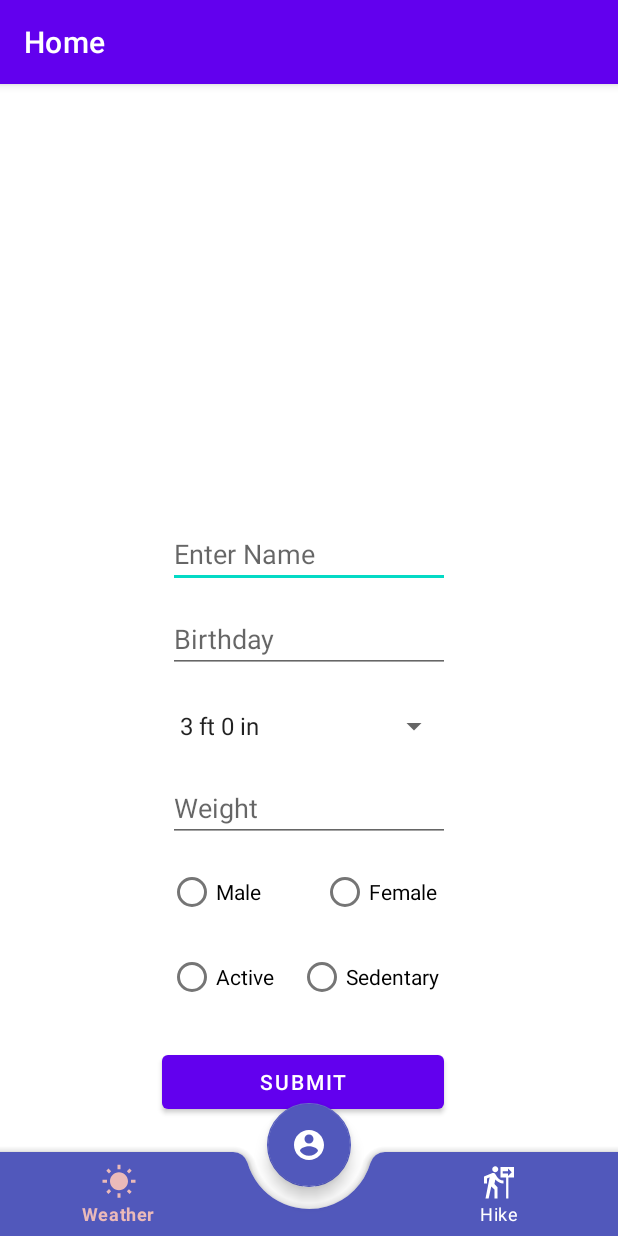
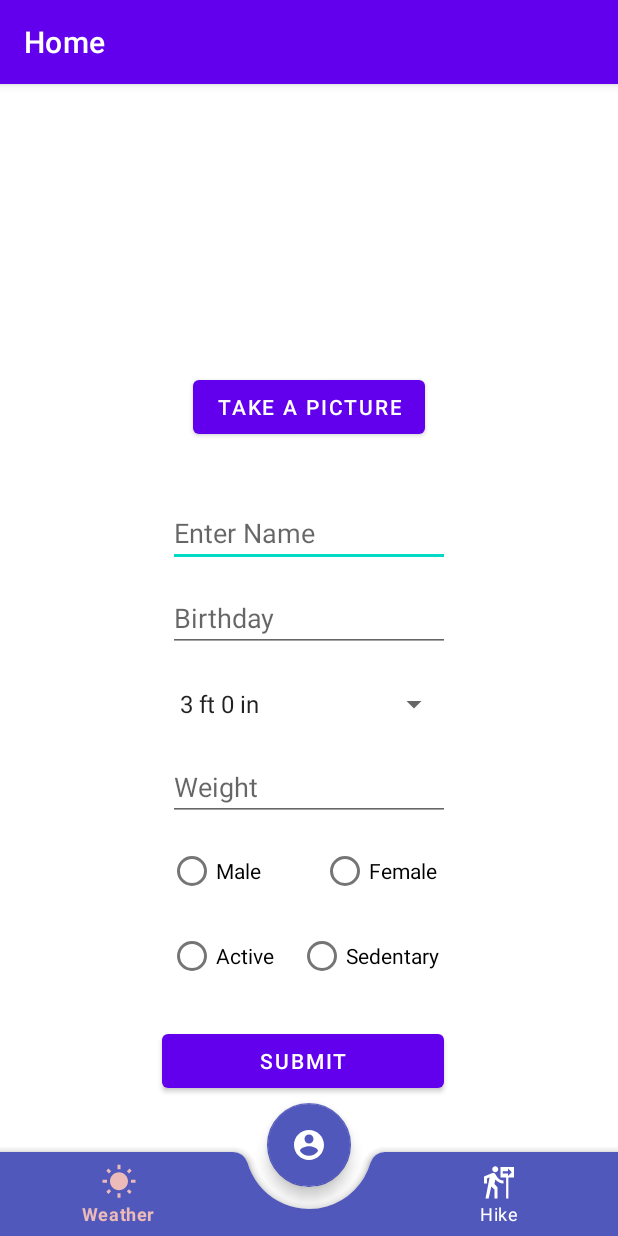
Before and after one commit to Mistah-Jones/LifeStyle_App, an Android app: the screen it shows after launch (MainActivity), on a phone screen of 412 x 824 dp. Run offline under Robolectric (Android 15) with nearby library versions, the phone set to English and light mode, and no system bars; our stand-ins replace navigation-ui.

Commit message:
Added Profile Picture Functionality
Added the ability for a user to take a profile picture on the information input page

```diff
--- a/app/src/main/java/com/example/myapplication/ui/home/HomeFragment.java
+++ b/app/src/main/java/com/example/myapplication/ui/home/HomeFragment.java
@@ -1,16 +1,24 @@
 package com.example.myapplication.ui.home;
 
+import android.app.Activity;
+import android.content.Intent;
+import android.graphics.Bitmap;
 import android.os.Bundle;
+import android.os.Environment;
+import android.provider.MediaStore;
 import android.view.LayoutInflater;
 import android.view.View;
 import android.view.ViewGroup;
 import android.widget.ArrayAdapter;
+import android.widget.Button;
+import android.widget.ImageView;
 import android.widget.Spinner;
 import android.widget.TextView;
 import android.widget.EditText;
 import android.widget.DatePicker;
 import android.app.DatePickerDialog;
 import android.text.InputType;
+import android.widget.Toast;
 
 import androidx.annotation.NonNull;
 import androidx.annotation.Nullable;
@@ -18,7 +26,11 @@ import androidx.fragment.app.Fragment;
 import androidx.lifecycle.Observer;
 import androidx.lifecycle.ViewModelProvider;
 
+import java.io.File;
+import java.io.FileOutputStream;
+import java.text.SimpleDateFormat;
 import java.util.Calendar;
+import java.util.Date;
 
 import com.example.myapplication.R;
 import com.example.myapplication.databinding.FragmentHomeBinding;
@@ -27,15 +39,23 @@ public class HomeFragment extends Fragment {
 
     private HomeViewModel homeViewModel;
     private FragmentHomeBinding binding;
-    EditText datePickerEText;
-    DatePickerDialog picker;
-    String[] heights = { "3 ft 0 in", "3 ft 1 in", "3 ft 2 in", "3 ft 3 in", "3 ft 4 in", "3 ft 5 in", "3 ft 6 in",
+    private Button mButtonCamera;
+    private ImageView mIvThumbnail;
+    private EditText datePickerEText;
+    private DatePickerDialog picker;
+    private String[] heights = { "3 ft 0 in", "3 ft 1 in", "3 ft 2 in", "3 ft 3 in", "3 ft 4 in", "3 ft 5 in", "3 ft 6 in",
             "3 ft 7 in", "3 ft 8 in", "3 ft 9 in", "3 ft 10 in", "3 ft 11 in", "4 ft 0 in", "4 ft 1 in", "4 ft 2 in",
             "4 ft 3 in", "4 ft 4 in", "4 ft 5 in", "4 ft 6 in", "4 ft 7 in", "4 ft 8 in", "4 ft 9 in", "4 ft 10 in",
             "4 ft 11 in", "5 ft 0 in", "5 ft 1 in", "5 ft 2 in", "5 ft 3 in", "5 ft 4 in", "5 ft 5 in", "5 ft 6 in",
             "5 ft 7 in", "5 ft 8 in", "5 ft 9 in", "5 ft 10 in", "5 ft 11 in", "6 ft 0 in", "6 ft 1 in", "6 ft 2 in",
             "6 ft 3 in", "6 ft 4 in", "6 ft 5 in", "6 ft 6 in", "6 ft 7 in", "6 ft 8 in", "6 ft 9 in", "6 ft 10 in",
             "6 ft 11 in" };
+
+    //Define a bitmap
+    Bitmap mThumbnailImage;
+
+    //Define a request code for the camera
+    static final int REQUEST_IMAGE_CAPTURE = 1;
 
     public View onCreateView(@NonNull LayoutInflater inflater,
                              ViewGroup container, Bundle savedInstanceState) {
@@ -52,6 +72,23 @@ public class HomeFragment extends Fragment {
                 textView.setText(s);
             }
         });
+
+        // The Profile Picture Field
+        //The button press should open a camera
+        mButtonCamera = (Button) root.findViewById(R.id.button_pic);
+        //TODO: Put a placeholder image in the empty thumbnail before the user takes a picture
+        mIvThumbnail = (ImageView) root.findViewById(R.id.iv_pic);
+
+        mButtonCamera.setOnClickListener(new View.OnClickListener() {
+            @Override
+            public void onClick(View v)
+            {
+                //The button press should open a camera
+                Intent cameraIntent = new Intent(MediaStore.ACTION_IMAGE_CAPTURE);
+                startActivityForResult(cameraIntent, REQUEST_IMAGE_CAPTURE);
+            }
+            }
+        );
 
         // The Birthday Field
         //TODO: Add spinner instead of calendar?
@@ -99,4 +136,58 @@ public class HomeFragment extends Fragment {
         super.onDestroyView();
         binding = null;
     }
+
+    @Override
+    public void onActivityResult(int requestCode, int resultCode, @Nullable Intent data) {
+        if (requestCode==REQUEST_IMAGE_CAPTURE && resultCode == Activity.RESULT_OK){
+
+            //Get the bitmap
+            Bundle extras = data.getExtras();
+            mThumbnailImage = (Bitmap) extras.get("data");
+
+            //Open a file and write to it
+            if(isExternalStorageWritable()){
+                String filePathString = saveImage(mThumbnailImage);
+                //mDisplayIntent.putExtra("imagePath",filePathString);
+            }
+            else{
+                Toast.makeText(getActivity(),"External storage not writable.",Toast.LENGTH_SHORT).show();
+            }
+            mIvThumbnail.setImageBitmap(mThumbnailImage);
+
+        }
+    }
+
+
+    private String saveImage(Bitmap finalBitmap) {
+
+        String root = Environment.getExternalStorageDirectory().toString();
+        File myDir = new File(root + "/saved_images");
+        myDir.mkdirs();
+
+        String timeStamp = new SimpleDateFormat("yyyyMMdd_HHmmss").format(new Date());
+        String fname = "Thumbnail_"+ timeStamp +".jpg";
+
+        File file = new File(myDir, fname);
+        if (file.exists()) file.delete ();
+        try {
+            FileOutputStream out = new FileOutputStream(file);
+            finalBitmap.compress(Bitmap.CompressFormat.JPEG, 90, out);
+            out.flush();
+            out.close();
+            Toast.makeText(getActivity(),"file saved!", Toast.LENGTH_SHORT).show();
+        } catch (Exception e) {
+            e.printStackTrace();
+        }
+
+        return file.getAbsolutePath();
+    }
+
+    private boolean isExternalStorageWritable() {
+        String state = Environment.getExternalStorageState();
+        if (Environment.MEDIA_MOUNTED.equals(state)) {
+            return true;
+        }
+        return false;
+    }
 }
--- a/app/src/main/res/layout/fragment_home.xml
+++ b/app/src/main/res/layout/fragment_home.xml
@@ -19,6 +19,36 @@
         app:layout_constraintEnd_toEndOf="parent"
         app:layout_constraintStart_toStartOf="parent"
         app:layout_constraintTop_toTopOf="parent" />
+    <ImageView
+        android:id="@+id/iv_pic"
+        android:layout_width="112dp"
+        android:layout_height="112dp"
+        android:layout_marginStart="8dp"
+        android:layout_marginTop="8dp"
+        android:layout_marginEnd="8dp"
+        android:layout_marginBottom="8dp"
+        app:layout_constraintBottom_toBottomOf="parent"
+        app:layout_constraintEnd_toEndOf="parent"
+        app:layout_constraintHorizontal_bias="0.5"
+        app:layout_constraintStart_toStartOf="parent"
+        app:layout_constraintTop_toTopOf="parent"
+        app:layout_constraintVertical_bias="0.10"
+        />
+    <Button
+        android:id="@+id/button_pic"
+        android:layout_width="wrap_content"
+        android:layout_height="wrap_content"
+        android:layout_marginStart="8dp"
+        android:layout_marginTop="8dp"
+        android:layout_marginEnd="8dp"
+        android:layout_marginBottom="8dp"
+        app:layout_constraintBottom_toBottomOf="parent"
+        app:layout_constraintEnd_toEndOf="parent"
+        app:layout_constraintHorizontal_bias="0.5"
+        app:layout_constraintStart_toStartOf="parent"
+        app:layout_constraintTop_toTopOf="parent"
+        app:layout_constraintVertical_bias="0.26"
+        android:text="Take a picture" />
     <EditText
         android:id="@+id/et_name"
         android:layout_width="188dp"
@@ -36,7 +66,7 @@
         app:layout_constraintHorizontal_bias="0.5"
         app:layout_constraintStart_toStartOf="parent"
         app:layout_constraintTop_toTopOf="parent"
-        app:layout_constraintVertical_bias="0.40"
+        app:layout_constraintVertical_bias="0.38"
         tools:text="Enter name here" />
     <EditText
         android:id="@+id/et_date"
@@ -54,7 +84,7 @@
         app:layout_constraintHorizontal_bias="0.5"
         app:layout_constraintStart_toStartOf="parent"
         app:layout_constraintTop_toTopOf="parent"
-        app:layout_constraintVertical_bias="0.48"
+        app:layout_constraintVertical_bias="0.46"
         tools:text="Birthday" />
 
     <Spinner
@@ -72,7 +102,7 @@
         app:layout_constraintHorizontal_bias="0.5"
         app:layout_constraintStart_toStartOf="parent"
         app:layout_constraintTop_toTopOf="parent"
-        app:layout_constraintVertical_bias="0.56"
+        app:layout_constraintVertical_bias="0.54"
         tools:text="Height" />
 
     <EditText
@@ -92,7 +122,7 @@
         app:layout_constraintHorizontal_bias="0.5"
         app:layout_constraintStart_toStartOf="parent"
         app:layout_constraintTop_toTopOf="parent"
-        app:layout_constraintVertical_bias="0.64"
+        app:layout_constraintVertical_bias="0.62"
         tools:text="Weight" />
 
     <RadioGroup
@@ -108,7 +138,7 @@
         app:layout_constraintHorizontal_bias="0.5"
         app:layout_constraintStart_toStartOf="parent"
         app:layout_constraintTop_toTopOf="parent"
-        app:layout_constraintVertical_bias="0.72"
+        app:layout_constraintVertical_bias="0.70"
         android:orientation="horizontal">
         <RadioButton android:id="@+id/rb_male"
             android:layout_width="wrap_content"
@@ -136,7 +166,7 @@
         app:layout_constraintHorizontal_bias="0.5"
         app:layout_constraintStart_toStartOf="parent"
         app:layout_constraintTop_toTopOf="parent"
-        app:layout_constraintVertical_bias="0.80"
+        app:layout_constraintVertical_bias="0.78"
         android:orientation="horizontal">
         <RadioButton android:id="@+id/rb_active"
             android:layout_width="wrap_content"
@@ -164,5 +194,5 @@
         app:layout_constraintHorizontal_bias="0.5"
         app:layout_constraintStart_toStartOf="parent"
         app:layout_constraintTop_toTopOf="parent"
-        app:layout_constraintVertical_bias="0.9" />
+        app:layout_constraintVertical_bias="0.88" />
 </androidx.constraintlayout.widget.ConstraintLayout>
```
